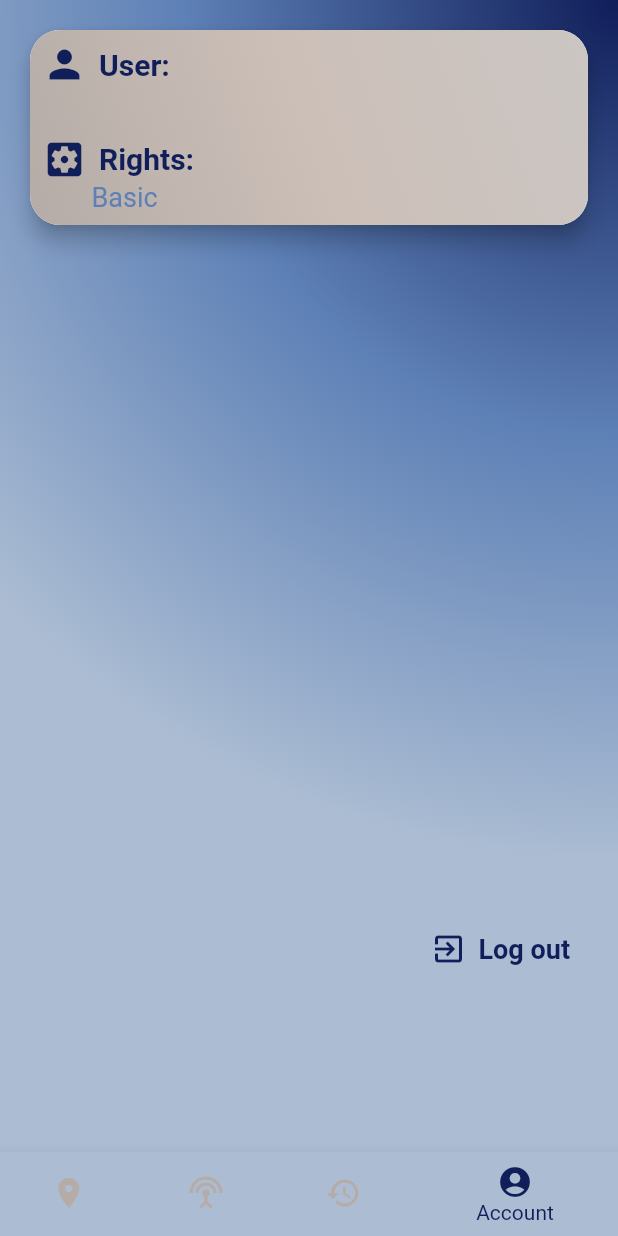
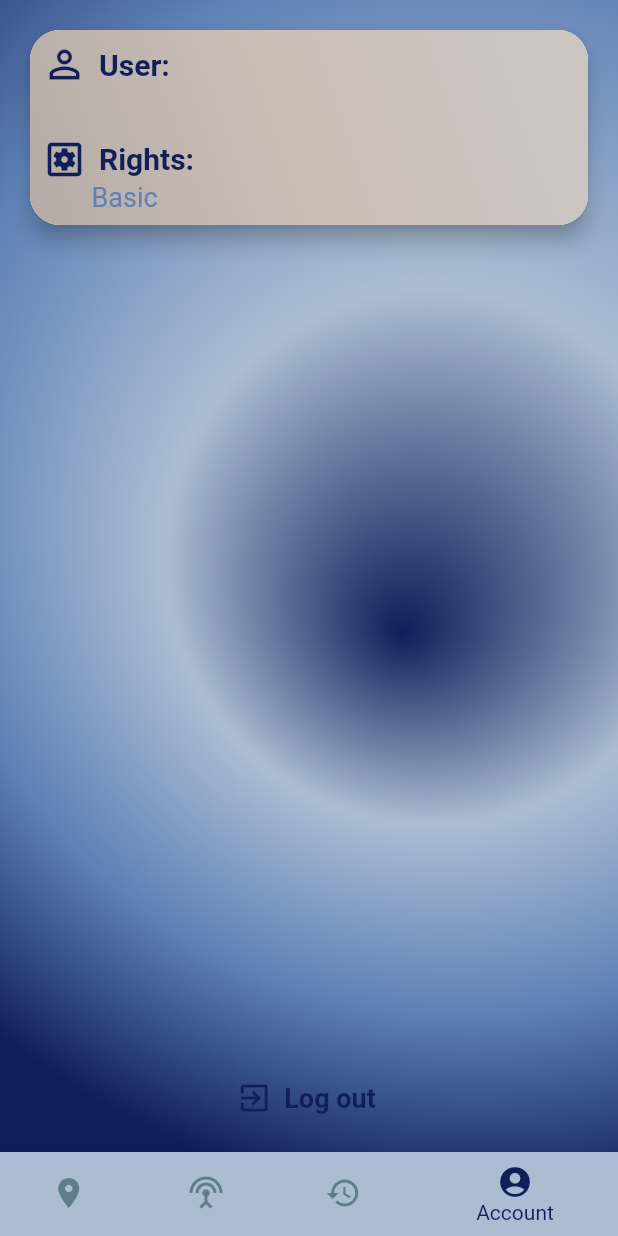
Before and after one commit to DryDoge/acoustic_event_detector, a Flutter app: the HomeScreen screen opened directly, on a phone screen of 412 x 824 dp. Run offline on Flutter 3.47's test engine with Material 2 defaults, Android fonts, the phone set to English and light mode, and no system bars; our stand-ins replace bloc, cloud_firestore, equatable, firebase_auth, firebase_core, flutter_bloc; accounts and stored records are empty; generated files the repository leaves out were written again.

Commit message:
updated userScreen and added sensorScreen

```diff
--- a/lib/l10n/intl_cs.arb
+++ b/lib/l10n/intl_cs.arb
@@ -38,5 +38,6 @@
   "register_email_already_exists_error": "Email se již používa",
   "register_regirstration_disabled_error": "Registrace je vypnuta",
   "register_too_many_requests_error": "Príliš mnoho požadavků",
-  "register_user_not_created": "Uživatel nebyl vytvořen"
+  "register_user_not_created": "Uživatel nebyl vytvořen",
+  "sensor_already_exists_id": "Senzor s týmhle id již existuje"
 }
--- a/lib/l10n/intl_en.arb
+++ b/lib/l10n/intl_en.arb
@@ -38,5 +38,6 @@
   "register_email_already_exists_error": "The email is already in use",
   "register_regirstration_disabled_error": "The registration is disabled",
   "register_too_many_requests_error": "Too many requests",
-  "register_user_not_created": "An user was not created"
+  "register_user_not_created": "An user was not created",
+  "sensor_already_exists_id": "A sensor with this id already exists"
 }
--- a/lib/screens/authenticate/cubit/auth_cubit.dart
+++ b/lib/screens/authenticate/cubit/auth_cubit.dart
@@ -3,13 +3,14 @@ import 'package:acoustic_event_detector/data/repositories/auth_repository.dart';
 import 'package:bloc/bloc.dart';
 import 'package:equatable/equatable.dart';
 import 'package:acoustic_event_detector/data/models/user.dart' as model;
+import 'package:flutter/foundation.dart';
 
 part 'auth_state.dart';
 
 class AuthCubit extends Cubit<AuthState> {
-  final AuthRepository _authRepository;
+  final AuthRepository authRepository;
 
-  AuthCubit(this._authRepository) : super(const AuthInitial());
+  AuthCubit({@required this.authRepository}) : super(const AuthInitial());
 
   Future<void> authenticateUser(
     String email,
@@ -17,8 +18,8 @@ class AuthCubit extends Cubit<AuthState> {
   ) async {
     try {
       emit(const AuthLoading());
-      await _authRepository.logIn(email: email, password: password);
-      final user = await _authRepository.user;
+      await authRepository.logIn(email: email, password: password);
+      final user = await authRepository.user;
       emit(Authenticated(user));
     } on CustomException catch (e) {
       emit(AuthError(e.message));
@@ -29,7 +30,7 @@ class AuthCubit extends Cubit<AuthState> {
 
   Future<void> logOutUser() async {
     try {
-      await _authRepository.logOut();
+      await authRepository.logOut();
       emit(const Unauthenticated());
     } catch (e) {
       emit(AuthError(e.toString()));
@@ -39,7 +40,7 @@ class AuthCubit extends Cubit<AuthState> {
   Future<void> tryToLoginAutomaticly() async {
     try {
       emit(const AuthLoading());
-      final model.User user = await _authRepository.user;
+      final model.User user = await authRepository.user;
       if (user != null) {
         emit(Authenticated(user));
       } else {
--- a/lib/screens/home_screen.dart
+++ b/lib/screens/home_screen.dart
@@ -1,10 +1,18 @@
+import 'package:acoustic_event_detector/data/models/user.dart';
+import 'package:acoustic_event_detector/data/repositories/sensors_repository.dart';
 import 'package:acoustic_event_detector/generated/l10n.dart';
+import 'package:acoustic_event_detector/screens/authenticate/cubit/auth_cubit.dart';
 import 'package:acoustic_event_detector/screens/event/event_screen.dart';
 import 'package:acoustic_event_detector/screens/history/history_screen.dart';
+import 'package:acoustic_event_detector/screens/sensors/bloc/sensors_bloc.dart';
 import 'package:acoustic_event_detector/screens/sensors/sensors_screen.dart';
 import 'package:acoustic_event_detector/screens/user/user_screen.dart';
 import 'package:acoustic_event_detector/utils/color_helper.dart';
+import 'package:acoustic_event_detector/widgets/custom_platform_alert_dialog.dart';
+import 'package:acoustic_event_detector/widgets/user/row_buttons_widget.dart';
 import 'package:flutter/material.dart';
+import 'package:flutter_bloc/flutter_bloc.dart';
+import 'package:provider/provider.dart';
 
 class HomeScreen extends StatefulWidget {
   @override
@@ -14,18 +22,58 @@ class HomeScreen extends StatefulWidget {
 }
 
 class _HomeScreenState extends State<HomeScreen> {
-  final _screenOptions = [
-    EventScreen(),
-    SensorsScreen(),
-    HistoryScreen(),
-    UserScreen()
-  ];
   int _selectedIndex = 3;
+  bool _addUser = false;
 
-  void _onItemTapped(int index) {
-    setState(() {
-      _selectedIndex = index;
-    });
+  Widget get _screenOptions {
+    switch (_selectedIndex) {
+      case 0:
+        return EventScreen();
+      case 1:
+        return SensorsScreen();
+      case 2:
+        return HistoryScreen();
+      case 3:
+        return UserScreen(
+            addUser: _addUser, exitRegistration: _triggerRegistration);
+      default:
+        return UserScreen(
+            addUser: _addUser, exitRegistration: _triggerRegistration);
+    }
+  }
+
+  Widget get _floatingButton {
+    switch (_selectedIndex) {
+      case 0:
+        return SizedBox.shrink();
+      case 1:
+        return IconButton(icon: Icon(Icons.add), onPressed: () {});
+      case 2:
+        return SizedBox.shrink();
+      case 3:
+        return RowButtonsWidget(
+          rights: Provider.of<User>(context, listen: false).rights,
+          firstButtonOnPressed: () {
+            setState(() {
+              _addUser = true;
+            });
+          },
+          secondButtonOnPressed: () async {
+            final result = await showDialog(
+              context: context,
+              builder: (context) => CustomPlatformAlertDialog(
+                title: S.current.log_out_question,
+                oneOptionOnly: false,
+              ),
+            );
+            if (result == CustomAction.First) {
+              BlocProvider.of<AuthCubit>(context).logOutUser();
+            }
+          },
+        );
+      default:
+        return SizedBox.shrink();
+    }
   }
 
   String get _title {
@@ -43,14 +91,32 @@ class _HomeScreenState extends State<HomeScreen> {
     }
   }
 
+  void _onItemTapped(int index) {
+    if (index == 1) {
+      BlocProvider.of<SensorsBloc>(context).add(SensorsRequested());
+    }
+    if (index == 3) {
+      _addUser = false;
+    }
+    setState(() {
+      _selectedIndex = index;
+    });
+  }
+
+  void _triggerRegistration() {
+    setState(() {
+      _addUser = false;
+    });
+  }
+
   @override
   Widget build(BuildContext context) {
     return SafeArea(
       child: Scaffold(
-        body: _screenOptions.elementAt(_selectedIndex),
+        body: _screenOptions,
         bottomNavigationBar: BottomNavigationBar(
           selectedItemColor: ColorHelper.darkBlue,
-          unselectedItemColor: ColorHelper.grey2,
+          unselectedItemColor: ColorHelper.defaultGrey,
           items: [
             BottomNavigationBarItem(
               icon: Icon(Icons.place),
@@ -77,6 +143,9 @@ class _HomeScreenState extends State<HomeScreen> {
           onTap: _onItemTapped,
           type: BottomNavigationBarType.shifting,
         ),
+        floatingActionButton: _floatingButton,
+        floatingActionButtonLocation:
+            FloatingActionButtonLocation.miniCenterFloat,
       ),
     );
   }
--- a/lib/screens/sensors/bloc/sensors_event.dart
+++ b/lib/screens/sensors/bloc/sensors_event.dart
@@ -6,3 +6,34 @@ abstract class SensorsEvent extends Equatable {
   @override
   List<Object> get props => [];
 }
+
+class SensorsRequested extends SensorsEvent {
+  const SensorsRequested();
+}
+
+class SensorAddRequested extends SensorsEvent {
+  final String id;
+  final double latitude;
+  final double longitude;
+  SensorAddRequested({
+    @required this.id,
+    @required this.latitude,
+    @required this.longitude,
+  });
+
+  @override
+  List<Object> get props => [id, latitude, longitude];
+
+  @override
+  bool operator ==(Object o) {
+    if (identical(this, o)) return true;
+
+    return o is SensorAddRequested &&
+        o.id == id &&
+        o.latitude == latitude &&
+        o.longitude == longitude;
+  }
+
+  @override
+  int get hashCode => id.hashCode ^ latitude.hashCode ^ longitude.hashCode;
+}
--- a/lib/screens/sensors/bloc/sensors_state.dart
+++ b/lib/screens/sensors/bloc/sensors_state.dart
@@ -14,7 +14,7 @@ class SensorsLoading extends SensorsState {
 class SensorsLoaded extends SensorsState {
   final List<Sensor> sensors;
 
-  const SensorsLoaded(this.sensors);
+  const SensorsLoaded({@required this.sensors});
 
   @override
   List<Object> get props => [sensors];
@@ -30,29 +30,35 @@ class SensorsLoaded extends SensorsState {
   int get hashCode => sensors.hashCode;
 }
 
-class SensorsAdding extends SensorsState {
+class SensorAddedSuccess extends SensorsState {
+  final Sensor sensor;
   final List<Sensor> sensors;
 
-  const SensorsAdding(this.sensors);
+  const SensorAddedSuccess({
+    @required this.sensor,
+    @required this.sensors,
+  });
 
   @override
-  List<Object> get props => [sensors];
+  List<Object> get props => [sensor, sensors];
 
   @override
   bool operator ==(Object o) {
     if (identical(this, o)) return true;
 
-    return o is SensorsAdding && listEquals(o.sensors, sensors);
+    return o is SensorAddedSuccess &&
+        o.sensor == sensor &&
+        listEquals(o.sensors, sensors);
   }
 
   @override
-  int get hashCode => sensors.hashCode;
+  int get hashCode => sensor.hashCode ^ sensors.hashCode;
 }
 
 class SensorsError extends SensorsState {
   final String message;
 
-  const SensorsError(this.message);
+  const SensorsError({@required this.message});
 
   @override
   List<Object> get props => [message];
--- a/lib/screens/user/user_screen.dart
+++ b/lib/screens/user/user_screen.dart
@@ -2,54 +2,70 @@ import 'dart:ui';
 
 import 'package:acoustic_event_detector/data/models/user.dart';
 import 'package:acoustic_event_detector/generated/l10n.dart';
-import 'package:acoustic_event_detector/screens/authenticate/cubit/auth_cubit.dart';
 import 'package:acoustic_event_detector/utils/color_helper.dart';
 import 'package:acoustic_event_detector/utils/dimensions.dart';
 import 'package:acoustic_event_detector/utils/styles.dart';
 import 'package:acoustic_event_detector/widgets/authenticate/register_form.dart';
 import 'package:acoustic_event_detector/widgets/custom_decorated_grey_container.dart';
-import 'package:acoustic_event_detector/widgets/custom_platform_alert_dialog.dart';
 import 'package:acoustic_event_detector/widgets/user/info_widget.dart';
-import 'package:acoustic_event_detector/widgets/user/row_buttons_widget.dart';
 import 'package:flutter/material.dart';
-import 'package:flutter_bloc/flutter_bloc.dart';
 import 'package:provider/provider.dart';
 
 class UserScreen extends StatefulWidget {
+  const UserScreen({
+    Key key,
+    @required this.addUser,
+    @required this.exitRegistration,
+  }) : super(key: key);
+
   @override
   _UserScreenState createState() => _UserScreenState();
+
+  final bool addUser;
+  final Function exitRegistration;
 }
 
 class _UserScreenState extends State<UserScreen> {
-  bool _addUser = false;
+  final _controller = ScrollController();
+
+  void _scrollDown(BuildContext context) {
+    if (widget.addUser) {
+      _controller.animateTo(
+        _controller.position.maxScrollExtent,
+        duration: Duration(milliseconds: 600),
+        curve: Curves.fastOutSlowIn,
+      );
+    }
+  }
 
   @override
   Widget build(BuildContext context) {
-    final _authCubit = context.bloc<AuthCubit>();
-    final User _user = Provider.of<User>(context, listen: false);
-    final Size _size = MediaQuery.of(context).size;
+    Future.delayed(Duration.zero, () => _scrollDown(context));
     return Container(
       height: Dimensions.max,
       decoration: BoxDecoration(
         gradient: RadialGradient(
-          center: Alignment.topRight,
           colors: [
             ColorHelper.darkBlue,
+            ColorHelper.lightBlue,
             ColorHelper.mediumBlue,
-            ColorHelper.lightBlue,
+            ColorHelper.darkBlue,
           ],
-          radius: 1.4,
+          radius: 1.3,
+          center: Alignment(0.6, -0.3),
+          focal: Alignment(0.3, 0.1),
         ),
       ),
       child: SingleChildScrollView(
+        controller: _controller,
         child: Padding(
           padding: const EdgeInsets.all(Dimensions.size16),
           child: Column(
             mainAxisAlignment: MainAxisAlignment.end,
             children: [
-              InfoWidget(user: _user),
+              InfoWidget(user: Provider.of<User>(context, listen: false)),
               SizedBox(height: Dimensions.size10),
-              _addUser
+              widget.addUser
                   ? Card(
                       elevation: Dimensions.size6,
                       color: ColorHelper.grey,
@@ -64,35 +80,14 @@ class _UserScreenState extends State<UserScreen> {
                               style: Styles.darkBlueBold20,
                             ),
                             RegisterForm(
-                              exitForm: () => setState(() {
-                                _addUser = false;
-                              }),
+                              exitForm: widget.exitRegistration,
                             ),
                           ],
                         ),
                       ),
                     )
-                  : SizedBox(
-                      height:
-                          _size.height * (_size.height > 600 ? 0.5152 : 0.40),
-                    ),
-              SizedBox(height: Dimensions.size20),
-              RowButtonsWidget(
-                rights: _user.rights,
-                firstButtonOnPressed: () => setState(() => _addUser = true),
-                secondButtonOnPressed: () async {
-                  final result = await showDialog(
-                    context: context,
-                    builder: (context) => CustomPlatformAlertDialog(
-                      title: S.current.log_out_question,
-                      oneOptionOnly: false,
-                    ),
-                  );
-                  if (result == CustomAction.First) {
-                    _authCubit.logOutUser();
-                  }
-                },
-              ),
+                  : SizedBox.shrink(),
+              SizedBox(height: Dimensions.size70),
             ],
           ),
         ),
--- a/lib/utils/dimensions.dart
+++ b/lib/utils/dimensions.dart
@@ -15,5 +15,9 @@ class Dimensions {
   static const double size33 = 33.0;
   static const double size40 = 40.0;
   static const double size50 = 50.0;
+  static const double size60 = 60.0;
+  static const double size70 = 70.0;
+  static const double size80 = 80.0;
+
   static const double max = double.infinity;
 }
--- a/lib/widgets/sensors/sensors_list_item.dart
+++ b/lib/widgets/sensors/sensors_list_item.dart
@@ -19,10 +19,7 @@ class SensorsListItem extends StatelessWidget {
       key: ValueKey<String>(_sensor?.dbId ?? _sensor?.id ?? ''),
       padding: const EdgeInsets.symmetric(horizontal: 16.0, vertical: 8.0),
       child: Container(
-        decoration: BoxDecoration(
-          border: Border.all(color: Colors.grey),
-          borderRadius: BorderRadius.circular(5.0),
-        ),
+        child: Card(
           child: ListTile(
             leading: Text(_sensor?.id ?? ''),
             title: Column(
@@ -51,6 +48,7 @@ class SensorsListItem extends StatelessWidget {
                     .updateSensor(oldSensor: _sensor, latitude: 15.0),
           ),
         ),
+      ),
     );
   }
 }
--- a/lib/widgets/user/info_widget.dart
+++ b/lib/widgets/user/info_widget.dart
@@ -29,7 +29,7 @@ class InfoWidget extends StatelessWidget {
                 Padding(
                   padding: const EdgeInsets.only(right: Dimensions.size8),
                   child: Icon(
-                    Icons.person,
+                    Icons.person_outline_outlined,
                     color: ColorHelper.darkBlue,
                     size: Dimensions.size30,
                   ),
@@ -53,7 +53,7 @@ class InfoWidget extends StatelessWidget {
                 Padding(
                   padding: const EdgeInsets.only(right: Dimensions.size8),
                   child: Icon(
-                    Icons.settings_applications,
+                    Icons.settings_applications_outlined,
                     color: ColorHelper.darkBlue,
                     size: Dimensions.size30,
                   ),
--- a/lib/widgets/user/row_buttons_widget.dart
+++ b/lib/widgets/user/row_buttons_widget.dart
@@ -24,7 +24,8 @@ class RowButtonsWidget extends StatelessWidget {
   @override
   Widget build(BuildContext context) {
     return Row(
-      mainAxisAlignment: MainAxisAlignment.spaceBetween,
+      mainAxisSize: MainAxisSize.min,
+      mainAxisAlignment: MainAxisAlignment.spaceEvenly,
       children: [
         _rights == 1
             ? CustomDecoratedGreyContainer(
@@ -32,7 +33,7 @@ class RowButtonsWidget extends StatelessWidget {
                   padding: EdgeInsets.all(Dimensions.size0),
                   onPressed: _firstButtonOnPressed,
                   icon: Icon(
-                    Icons.person_add,
+                    Icons.person_add_alt_1_outlined,
                     color: ColorHelper.darkBlue,
                     size: Dimensions.size24,
                   ),
@@ -48,7 +49,7 @@ class RowButtonsWidget extends StatelessWidget {
         FlatButton.icon(
           onPressed: _secondButtonOnPressed,
           icon: Icon(
-            Icons.exit_to_app,
+            Icons.exit_to_app_outlined,
             color: ColorHelper.darkBlue,
             size: Dimensions.size24,
           ),
```
Also changed, not shown: lib/app.dart (+12 -4 lines), lib/data/repositories/sensors_repository.dart (+36 -15 lines), lib/screens/sensors/bloc/sensors_bloc.dart (+35 -2 lines), lib/screens/sensors/sensors_screen.dart (+39 -30 lines), lib/widgets/authenticate/register_form.dart (+10 -12 lines), lib/generated/intl/messages_cs.dart, lib/generated/intl/messages_en.dart, lib/generated/l10n.dart. Lines whose indentation alone changed are shown as unchanged.
